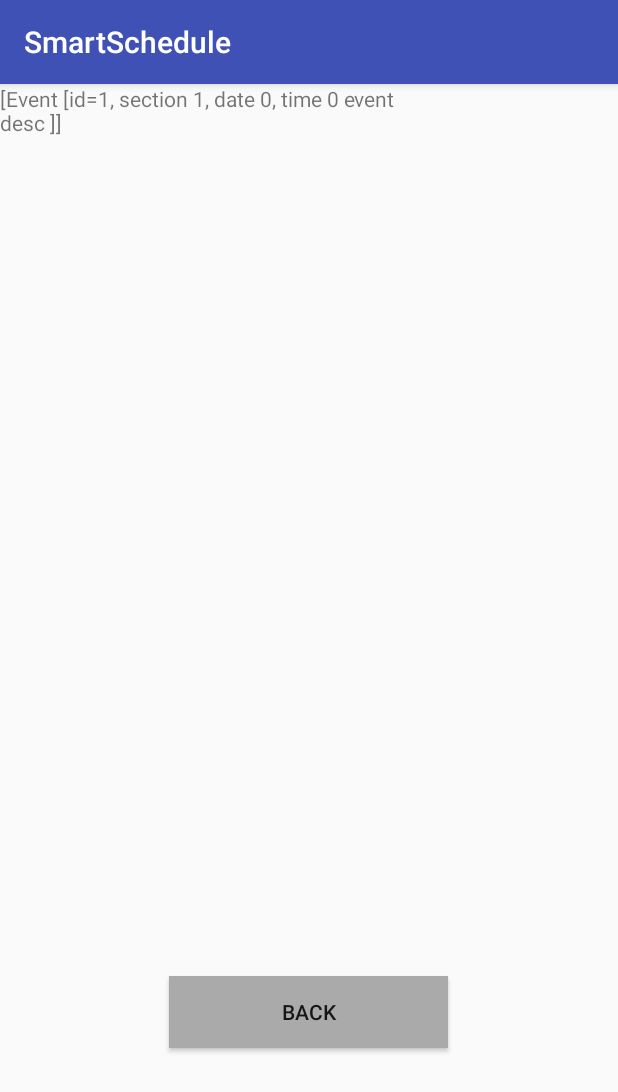
After one commit to lyihongl/smart_schedule, an Android app: the ViewActivity screen opened directly, with no data from a screen before it, on a phone screen of 412 x 824 dp. The commit adds this screen. Shown: the top 1092 px of the screen. Run offline under Robolectric (Android 15) with nearby library versions, the phone set to English and light mode, and no system bars.

Commit message:
our gits got too seperated so im just pushing to my own repo

```diff
--- a/app/src/main/AndroidManifest.xml
+++ b/app/src/main/AndroidManifest.xml
@@ -20,6 +20,7 @@
         </activity>
         <activity android:name=".MenuActivity">
         </activity>
+        <activity android:name=".ViewActivity"></activity>
     </application>
 
 </manifest>
--- a/app/src/main/java/com/adamding/android/smartschedule/MenuActivity.java
+++ b/app/src/main/java/com/adamding/android/smartschedule/MenuActivity.java
@@ -15,6 +15,7 @@ import android.widget.Button;
 import android.widget.EditText;
 import android.widget.TextView;
 
+import com.adamding.android.smartschedule.database.DataManager;
 import com.adamding.android.smartschedule.database.Event;
 import com.adamding.android.smartschedule.database.dbHelper;
 
@@ -46,7 +47,8 @@ public class MenuActivity extends AppCompatActivity {
         timeIn = (EditText) findViewById(R.id.editTextTime);
 
         //
-        final dbHelper db = new dbHelper(this);
+
+
         subButton.setOnClickListener(new View.OnClickListener(){
             public void onClick(View view){
                // subText.setText("Submitted! Go on with your day");
@@ -55,7 +57,7 @@ public class MenuActivity extends AppCompatActivity {
                 String event = eventIn.getText().toString();
                 int date = Integer.valueOf(dateIn.getText().toString());
                 int time = Integer.valueOf(timeIn.getText().toString());
-                db.addEvent(new Event(1, date, time, event));
+                DataManager.dbH.addEvent(new Event(1, date, time, event));
             }
         });
 
--- /dev/null
+++ b/app/src/main/java/com/adamding/android/smartschedule/ViewActivity.java
@@ -0,0 +1,41 @@
+package com.adamding.android.smartschedule;
+
+import android.os.Bundle;
+import android.provider.ContactsContract;
+import android.support.v7.app.AppCompatActivity;
+import android.view.View;
+import android.widget.Button;
+import android.widget.TextView;
+
+import com.adamding.android.smartschedule.database.DataManager;
+
+import org.w3c.dom.Text;
+
+public class ViewActivity extends AppCompatActivity{
+
+    @Override
+    protected void onCreate(Bundle savedInstanceState){
+        super.onCreate(savedInstanceState);
+        setContentView(R.layout.activity_view);
+
+        Button back;
+
+        back = (Button)findViewById(R.id.backButton);
+        TextView cal = (TextView)findViewById(R.id.calendar);
+        if(DataManager.dbH!=null) {
+            cal.setText(DataManager.dbH.getAllEvents().toString());
+//            if(DataManager.dbH.getEvent(1)!=null)
+//            DataManager.dbH.deleteEvent(DataManager.dbH.getEvent(1));
+        }
+
+        DataManager.dbH.deleteTable();
+
+        back.setOnClickListener(new View.OnClickListener() {
+            @Override
+            public void onClick(View view) {
+                finish();
+            }
+        });
+    }
+
+}
--- a/app/src/main/java/com/adamding/android/smartschedule/database/dbHelper.java
+++ b/app/src/main/java/com/adamding/android/smartschedule/database/dbHelper.java
@@ -15,7 +15,7 @@ import java.util.List;
 public class dbHelper extends SQLiteOpenHelper {
 
     private static final int DB_VERSION = 2;
-    private static final String DB_NAME = "eventDB";
+    private static final String DB_NAME = "eventDB.db";
 
     //table name
     private static final String TABLE_NAME = "events";
@@ -64,6 +64,9 @@ public class dbHelper extends SQLiteOpenHelper {
         v.put(EVENT, e.getEvent());
 
         db.insert(TABLE_NAME, null, v);
+//        Log.d("Path for DB", db.getPath());
+//        DataManager.save();
+
 
         db.close();
     }
@@ -114,7 +117,7 @@ public class dbHelper extends SQLiteOpenHelper {
                 events.add(e);
             }while(c.moveToNext());
         }
-        Log.d("getAllBooks ", events.toString());
+        Log.d("get all events ", events.toString());
         return events;
     }
 
@@ -131,8 +134,18 @@ public class dbHelper extends SQLiteOpenHelper {
         SQLiteDatabase db = this.getWritableDatabase();
 
         db.delete(TABLE_NAME, ID+" = ?", new String[] {String.valueOf(e.getID())});
+
         db.close();
         Log.d("deleteEvent", e.toString());
+    }
+
+    public void deleteTable(){
+        Log.d("App started", "ewere");
+        this.getWritableDatabase().execSQL("DROP TABLE IF EXISTS 'eventDB.events'");
+
+
+
+        Log.d("Deleted Table", this.getWritableDatabase().getPath());
     }
 
 
--- /dev/null
+++ b/app/src/main/res/layout/activity_view.xml
@@ -0,0 +1,27 @@
+<?xml version="1.0" encoding="utf-8"?>
+<RelativeLayout
+    xmlns:android="http://schemas.android.com/apk/res/android"
+    xmlns:tools="http://schemas.android.com/tools"
+    android:layout_width="match_parent"
+    android:layout_height="match_parent">
+    tools:context=".ViewActivity">
+
+
+    <TextView
+        android:id="@+id/calendar"
+        android:layout_width="280dp"
+        android:layout_height="176dp"
+        android:text="TextView"
+        tools:layout_editor_absoluteX="35dp"
+        tools:layout_editor_absoluteY="31dp" />
+    <Button
+        android:id="@+id/backButton"
+        android:layout_width="186dp"
+        android:layout_height="wrap_content"
+        android:layout_alignParentBottom="true"
+        android:layout_centerHorizontal="true"
+        android:layout_marginBottom="125dp"
+        android:background="@android:color/darker_gray"
+        android:text="@string/Back"
+        />
+</RelativeLayout>
```
Also changed, not shown: app/src/main/java/com/adamding/android/smartschedule/MainActivity.java (+16 -11 lines), app/src/main/java/com/adamding/android/smartschedule/database/DataManager.java (+34 -2 lines).
